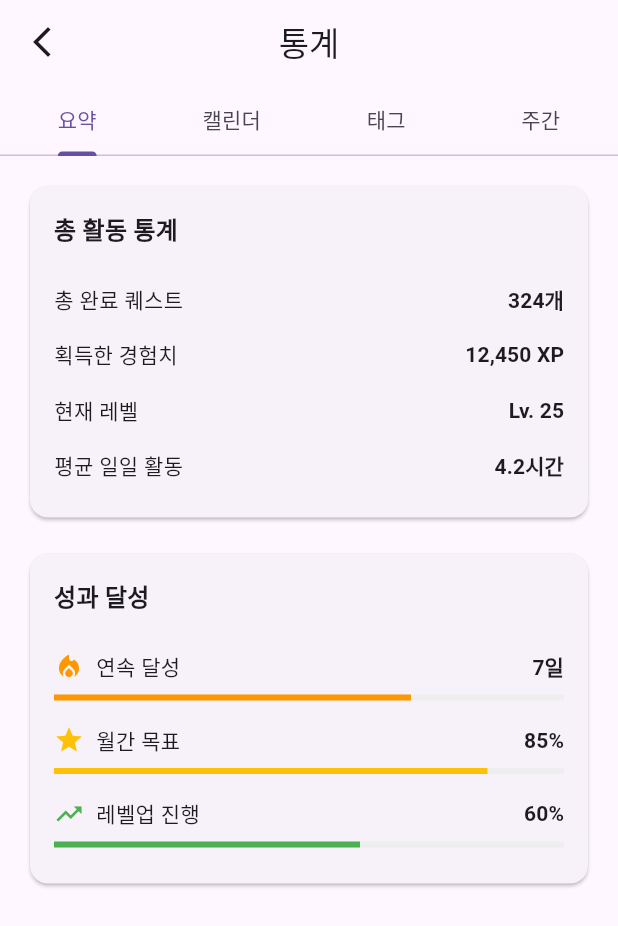
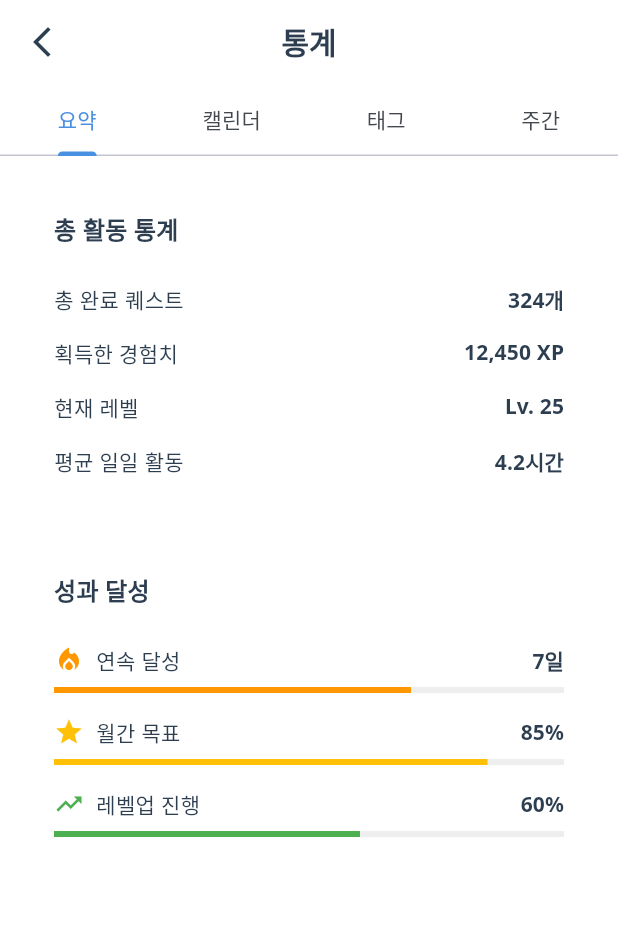
Before and after one commit to YoungGilMad/frontend, a Flutter app: the StatisticsScreen screen opened directly, on a phone screen of 412 x 824 dp. Shown: the top 926 px of the screen. Run offline on Flutter 3.47's test engine with Material 3 defaults, Android fonts, the phone set to English and light mode, and no system bars; our stand-ins replace fl_chart, flutter_dotenv, google_fonts, shared_preferences; accounts and stored records are empty; network calls fail.

Commit message:
edited theme color and daily quest screen

```diff
--- a/lib/core/theme/app_theme.dart
+++ b/lib/core/theme/app_theme.dart
@@ -2,24 +2,36 @@ import 'package:flutter/material.dart';
 import 'package:google_fonts/google_fonts.dart';
 
 class AppTheme {
+  // 메인 컬러 정의
+  static const Color primaryBlue = Color(0xFF4A90E2); // 진한 하늘색
+  static const Color secondaryBlue = Color(0xFF64B5F6); // 밝은 하늘색
+  static const Color backgroundWhite = Colors.white;
+  static const Color textDark = Color(0xFF2C3E50);
+
   static final ThemeData lightTheme = ThemeData(
     useMaterial3: true,
     brightness: Brightness.light,
 
     // 컬러 스키마
     colorScheme: ColorScheme.fromSeed(
-      seedColor: const Color(0xFF6750A4), // 메인 컬러
+      seedColor: primaryBlue,
+      primary: primaryBlue,
+      secondary: secondaryBlue,
+      background: backgroundWhite,
+      onBackground: textDark,
+      surface: backgroundWhite,
+      onSurface: textDark,
       brightness: Brightness.light,
     ),
 
     // 앱바 테마
     appBarTheme: AppBarTheme(
       centerTitle: true,
-      backgroundColor: Colors.white,
+      backgroundColor: backgroundWhite,
       elevation: 0,
-      iconTheme: const IconThemeData(color: Colors.black87),
+      iconTheme: const IconThemeData(color: textDark),
       titleTextStyle: GoogleFonts.notoSans(
-        color: Colors.black87,
+        color: textDark,
         fontSize: 20,
         fontWeight: FontWeight.bold,
       ),
@@ -27,90 +39,105 @@ class AppTheme {
 
     // 카드 테마
     cardTheme: CardTheme(
-      elevation: 2,
+      elevation: 0,
       shape: RoundedRectangleBorder(
-        borderRadius: BorderRadius.circular(12),
+        borderRadius: BorderRadius.circular(16),
       ),
+      color: backgroundWhite,
     ),
 
     // 버튼 테마
     elevatedButtonTheme: ElevatedButtonThemeData(
       style: ElevatedButton.styleFrom(
+        foregroundColor: Colors.white,
+        backgroundColor: primaryBlue,
         elevation: 0,
         padding: const EdgeInsets.symmetric(
           horizontal: 24,
           vertical: 12,
         ),
         shape: RoundedRectangleBorder(
-          borderRadius: BorderRadius.circular(8),
+          borderRadius: BorderRadius.circular(12),
         ),
       ),
     ),
 
-    // 텍스트 테마
+    // 텍스트 테마 업데이트
     textTheme: TextTheme(
       displayLarge: GoogleFonts.notoSans(
         fontSize: 57,
         fontWeight: FontWeight.bold,
+        color: textDark,
       ),
       displayMedium: GoogleFonts.notoSans(
         fontSize: 45,
         fontWeight: FontWeight.bold,
+        color: textDark,
       ),
       displaySmall: GoogleFonts.notoSans(
         fontSize: 36,
         fontWeight: FontWeight.bold,
+        color: textDark,
       ),
       headlineLarge: GoogleFonts.notoSans(
         fontSize: 32,
         fontWeight: FontWeight.bold,
+        color: textDark,
       ),
       headlineMedium: GoogleFonts.notoSans(
         fontSize: 28,
         fontWeight: FontWeight.bold,
+        color: textDark,
       ),
       headlineSmall: GoogleFonts.notoSans(
         fontSize: 24,
         fontWeight: FontWeight.bold,
+        color: textDark,
       ),
       titleLarge: GoogleFonts.notoSans(
         fontSize: 22,
         fontWeight: FontWeight.w500,
+        color: textDark,
       ),
       titleMedium: GoogleFonts.notoSans(
         fontSize: 16,
         fontWeight: FontWeight.w500,
+        color: textDark,
       ),
       titleSmall: GoogleFonts.notoSans(
         fontSize: 14,
         fontWeight: FontWeight.w500,
+        color: textDark,
       ),
       bodyLarge: GoogleFonts.notoSans(
         fontSize: 16,
+        color: textDark,
       ),
       bodyMedium: GoogleFonts.notoSans(
         fontSize: 14,
+        color: textDark,
       ),
       bodySmall: GoogleFonts.notoSans(
         fontSize: 12,
+        color: textDark,
       ),
     ),
 
     // 입력 필드 테마
     inputDecorationTheme: InputDecorationTheme(
       filled: true,
-      fillColor: Colors.grey[50],
+      fillColor: backgroundWhite,
       border: OutlineInputBorder(
-        borderRadius: BorderRadius.circular(8),
-        borderSide: BorderSide.none,
+        borderRadius: BorderRadius.circular(12),
+        borderSide: const BorderSide(color: Colors.grey, width: 1),
       ),
       enabledBorder: OutlineInputBorder(
-        borderRadius: BorderRadius.circular(8),
-        borderSide: BorderSide.none,
+        borderRadius: BorderRadius.circular(12),
+        borderSide: const BorderSide(color: Colors.grey, width: 1),
       ),
       focusedBorder: OutlineInputBorder(
-        borderRadius: BorderRadius.circular(8),
-        borderSide: const BorderSide(color: Color(0xFF6750A4), width: 2),
+        borderRadius: BorderRadius.circular(12),
+        borderSide: BorderSide(color: primaryBlue, width: 2),
       ),
       contentPadding: const EdgeInsets.symmetric(
         horizontal: 16,
@@ -118,30 +145,4 @@ class AppTheme {
       ),
     ),
   );
-
-  // 다크 테마 설정
-  static final ThemeData darkTheme = ThemeData(
-    useMaterial3: true,
-    brightness: Brightness.dark,
-
-    // 다크 모드 컬러 스키마
-    colorScheme: ColorScheme.fromSeed(
-      seedColor: const Color(0xFF6750A4),
-      brightness: Brightness.dark,
-    ),
-
-    // 다크 모드 앱바 테마
-    appBarTheme: AppBarTheme(
-      centerTitle: true,
-      backgroundColor: Colors.grey[900],
-      elevation: 0,
-      titleTextStyle: GoogleFonts.notoSans(
-        color: Colors.white,
-        fontSize: 20,
-        fontWeight: FontWeight.bold,
-      ),
-    ),
-
-    // 기타 다크 모드 테마 설정은 Material 3의 기본값 사용
-  );
 }
```
Also changed, not shown: lib/main.dart (+3 -8 lines), lib/presentation/screens/quest/daily_quest_screen.dart (+244 -145 lines), 5 other files.
